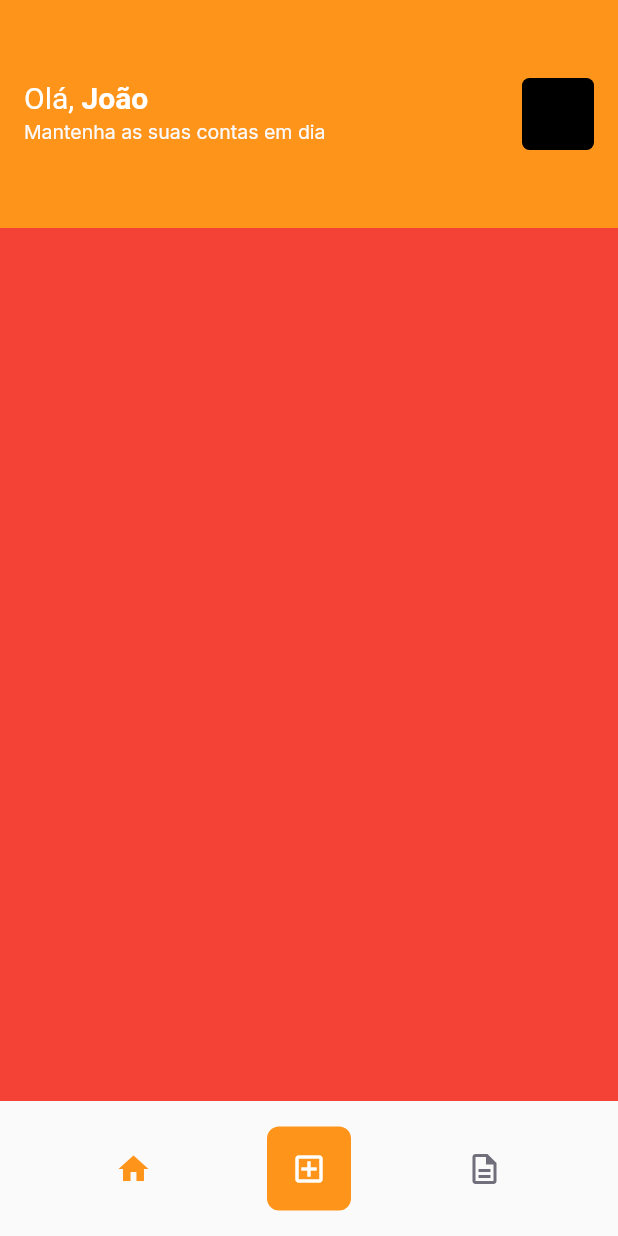
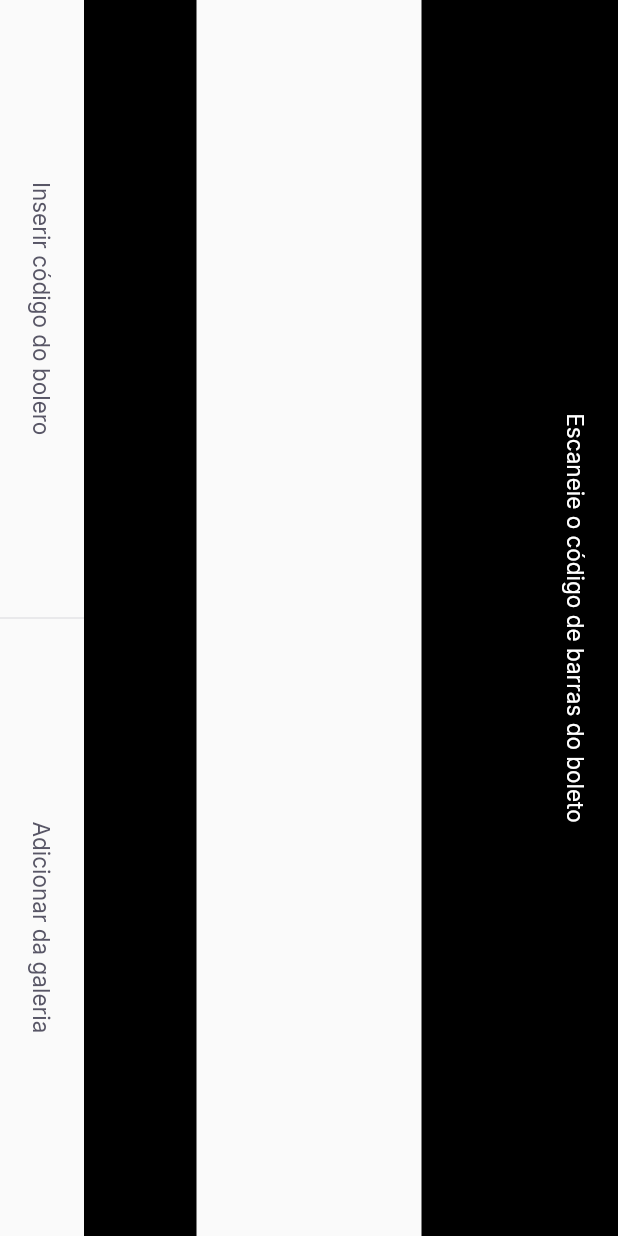
Before and after one commit to JoaoReisA/Flutter-Boleto-App, a Flutter app: the HomePage screen opened by its route, after a tap on the "add box" icon, on a phone screen of 412 x 824 dp. Run offline on Flutter 3.47's test engine with Material 2 defaults, Android fonts, the phone set to English and light mode, and no system bars; our stand-ins replace firebase_core, google_fonts, google_sign_in, shared_preferences; accounts and stored records are empty.

Commit message:
Creating the Bar Code Scanner Layout and the bottom sheet layout

```diff
--- a/app/lib/app_widget.dart
+++ b/app/lib/app_widget.dart
@@ -1,25 +1,34 @@
+import 'package:app/modules/barcode_scanner/barcode_scanner_page.dart';
 import 'package:app/modules/splash/splash_page.dart';
 import 'package:flutter/material.dart';
+import 'package:flutter/services.dart';
 
 import 'modules/home/home_page.dart';
 import 'modules/login/login_page.dart';
 import 'shared/themes/app_colors.dart';
 
 class AppWidget extends StatelessWidget {
-  const AppWidget({Key? key}) : super(key: key);
+   AppWidget({Key? key}) : super(key: key){
+     SystemChrome.setPreferredOrientations([
+       DeviceOrientation.portraitDown,
+       DeviceOrientation.portraitUp,
+     ]);
+   }
 
   @override
   Widget build(BuildContext context) {
     return MaterialApp(
       title: 'Flutter Demo',
       theme: ThemeData(
+        primarySwatch: Colors.orange,
         primaryColor: AppColors.primary,
       ),
       initialRoute: '/splash',
       routes: {
         "/splash" : (context) => const SplashPage(),
         "/home" : (context) => const HomePage(),
-        "/login" : (context) => const LoginPage()
+        "/login" : (context) => const LoginPage(),
+        "/barcode_scanner" : (context) => const BarCodeScannerPage(),
        },
     );
   }
--- a/app/lib/main.dart
+++ b/app/lib/main.dart
@@ -32,7 +32,7 @@ class _AppFirebaseState extends State<AppFirebase> {
           );
         }
         else if (snapshot.connectionState == ConnectionState.done) {
-          return const AppWidget();
+          return  AppWidget();
         }
         return const Material(
             child: Center(child: CircularProgressIndicator()));
--- /dev/null
+++ b/app/lib/modules/barcode_scanner/barcode_scanner_page.dart
@@ -0,0 +1,72 @@
+import 'package:app/shared/themes/app_text_styles.dart';
+import 'package:app/shared/widgets/bottom_sheet/bottom_sheet.dart';
+import 'package:app/shared/widgets/divider_vertical/divider_vertical.dart';
+import 'package:app/shared/widgets/label_button/label_button.dart';
+import 'package:app/shared/widgets/set_label_buttons/set_label_buttons.dart';
+import 'package:flutter/material.dart';
+
+class BarCodeScannerPage extends StatefulWidget {
+  const BarCodeScannerPage({Key? key}) : super(key: key);
+
+  @override
+  _BarCodeScannerPageState createState() => _BarCodeScannerPageState();
+}
+
+class _BarCodeScannerPageState extends State<BarCodeScannerPage> {
+  @override
+  Widget build(BuildContext context) {
+    // return BottomSheetWidget(
+    //   primaryLabel: "Escanear novamente",
+    //   primaryOnPressed: (){},
+    //   secondaryLabel: "Digitar código",
+    //   secondaryOnPressed: (){},
+    //   title: "Não foi possível identificar um código de barras.",
+    //   subTitle: "Tente escanear novamente ou digite o código do seu boleto.",
+    // );
+    return SafeArea(
+      top: true,
+      bottom: true,
+      left: true,
+      right: true,
+      child: RotatedBox(
+        quarterTurns: 1,
+        child: Scaffold(
+          appBar: AppBar(
+            centerTitle: true,
+            backgroundColor: Colors.black,
+            title: Text(
+              "Escaneie o código de barras do boleto",
+              style: TextStyles.buttonBackground,
+            ),
+          ),
+          body: Column(
+            children: [
+              Expanded(
+                child: Container(
+                  color: Colors.black,
+                ),
+              ),
+              Expanded(
+                flex: 2,
+                child: Container(
+                  color: Colors.transparent,
+                ),
+              ),
+              Expanded(
+                child: Container(
+                  color: Colors.black,
+                ),
+              ),
+            ],
+          ),
+          bottomNavigationBar: SetLabelButtons(
+            primaryLabel: "Inserir código do bolero",
+            secondaryLabel: "Adicionar da galeria",
+            primaryOnPressed: () {},
+            secondaryOnPressed: () {},
+          ),
+        ),
+      ),
+    );
+  }
+}
--- a/app/lib/modules/home/home_page.dart
+++ b/app/lib/modules/home/home_page.dart
@@ -77,7 +77,9 @@ class _HomePageState extends State<HomePage> {
                   color: AppColors.primary,
                   borderRadius: BorderRadius.circular(8)),
               child: IconButton(
-                onPressed: () {},
+                onPressed: () {
+                  Navigator.pushNamed(context, "/barcode_scanner");
+                },
                 icon: const Icon(
                   Icons.add_box_outlined,
                   color: AppColors.background,
--- /dev/null
+++ b/app/lib/shared/widgets/divider_vertical/divider_vertical.dart
@@ -0,0 +1,15 @@
+import 'package:app/shared/themes/app_colors.dart';
+import 'package:flutter/material.dart';
+
+class DividerVerticalWidget extends StatelessWidget {
+  const DividerVerticalWidget({Key? key}) : super(key: key);
+
+  @override
+  Widget build(BuildContext context) {
+    return Container(
+      width: 1,
+      height: double.maxFinite,
+      color: AppColors.stroke,
+    );
+  }
+}
--- /dev/null
+++ b/app/lib/shared/widgets/label_button/label_button.dart
@@ -0,0 +1,20 @@
+import 'package:app/shared/themes/app_text_styles.dart';
+import 'package:flutter/material.dart';
+
+class LabelButton extends StatelessWidget {
+  final String label;
+  final TextStyle? style;
+  final VoidCallback onPressed;
+  const LabelButton({ Key? key, required this.label, required this.onPressed ,this.style}) : super(key: key);
+
+  @override
+  Widget build(BuildContext context) {
+    return SizedBox(
+      height: 56,
+      child: TextButton(
+        onPressed: onPressed,
+        child: Text(label, style: style ?? TextStyles.buttonHeading,),
+      ),
+    );
+  }
+}
--- /dev/null
+++ b/app/lib/shared/widgets/set_label_buttons/set_label_buttons.dart
@@ -0,0 +1,42 @@
+import 'package:app/shared/themes/app_text_styles.dart';
+import 'package:app/shared/widgets/divider_vertical/divider_vertical.dart';
+import 'package:app/shared/widgets/label_button/label_button.dart';
+import 'package:flutter/material.dart';
+
+class SetLabelButtons extends StatelessWidget {
+  final String primaryLabel;
+  final VoidCallback primaryOnPressed;
+  final String secondaryLabel;
+  final VoidCallback secondaryOnPressed;
+  final bool enablePrimaryColor;
+
+  const SetLabelButtons(
+      {Key? key,
+      required this.primaryLabel,
+      required this.primaryOnPressed,
+      required this.secondaryLabel,
+      required this.secondaryOnPressed,
+      this.enablePrimaryColor = false})
+      : super(key: key);
+
+  @override
+  Widget build(BuildContext context) {
+    return Container(
+      height: 56,
+      child: Row(
+        children: [
+          Expanded(
+              child: LabelButton(
+                  style:
+                      enablePrimaryColor ? TextStyles.buttonPrimary : null,
+                  label: primaryLabel,
+                  onPressed: primaryOnPressed)),
+          const DividerVerticalWidget(),
+          Expanded(
+              child: LabelButton(
+                  label: secondaryLabel, onPressed: secondaryOnPressed)),
+        ],
+      ),
+    );
+  }
+}
--- a/app/pubspec.yaml
+++ b/app/pubspec.yaml
@@ -39,6 +39,10 @@ dependencies:
   google_sign_in: ^5.2.1
   google_sign_in_web: ^0.10.0+3
   shared_preferences: ^2.0.8
+  google_ml_kit: ^0.7.3
+  image_picker: ^0.8.4+4
+  image_picker_for_web: ^2.1.4
+  camera: ^0.8.1+3
 
 dev_dependencies:
   flutter_test:
```
Also changed, not shown: app/lib/shared/widgets/bottom_sheet/bottom_sheet.dart (added, +63 -0 lines), app/pubspec.lock.
